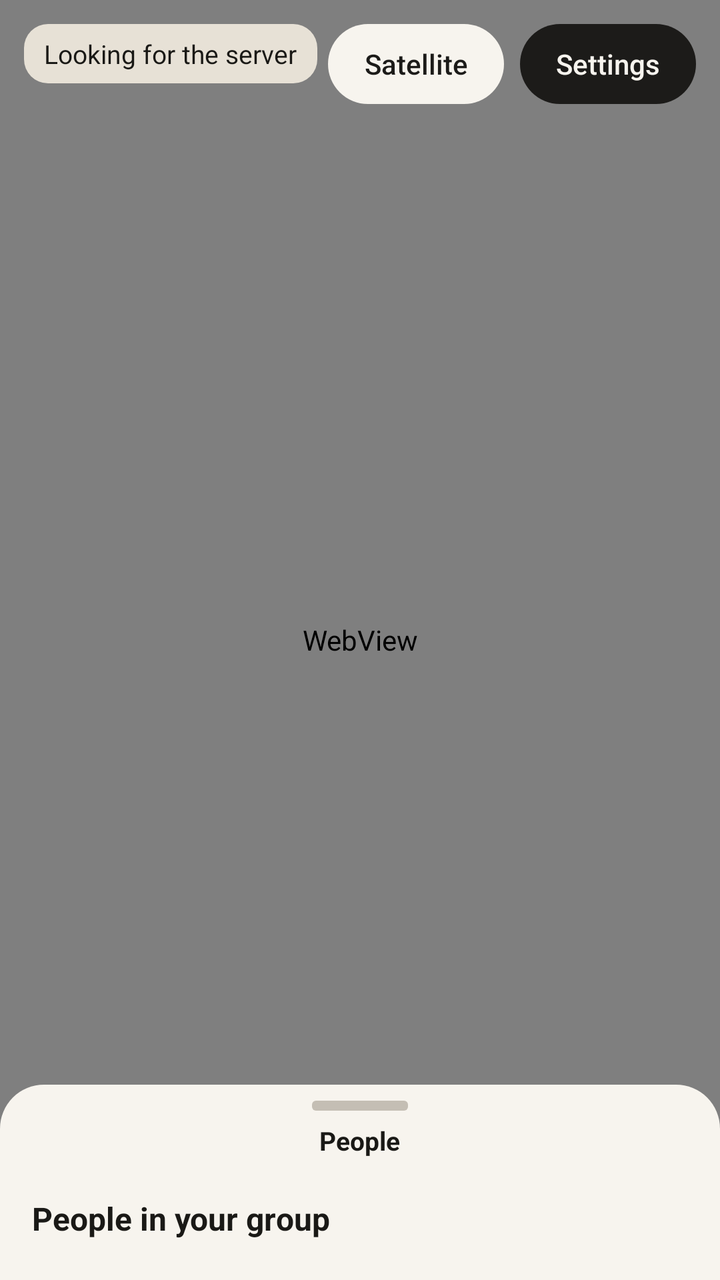
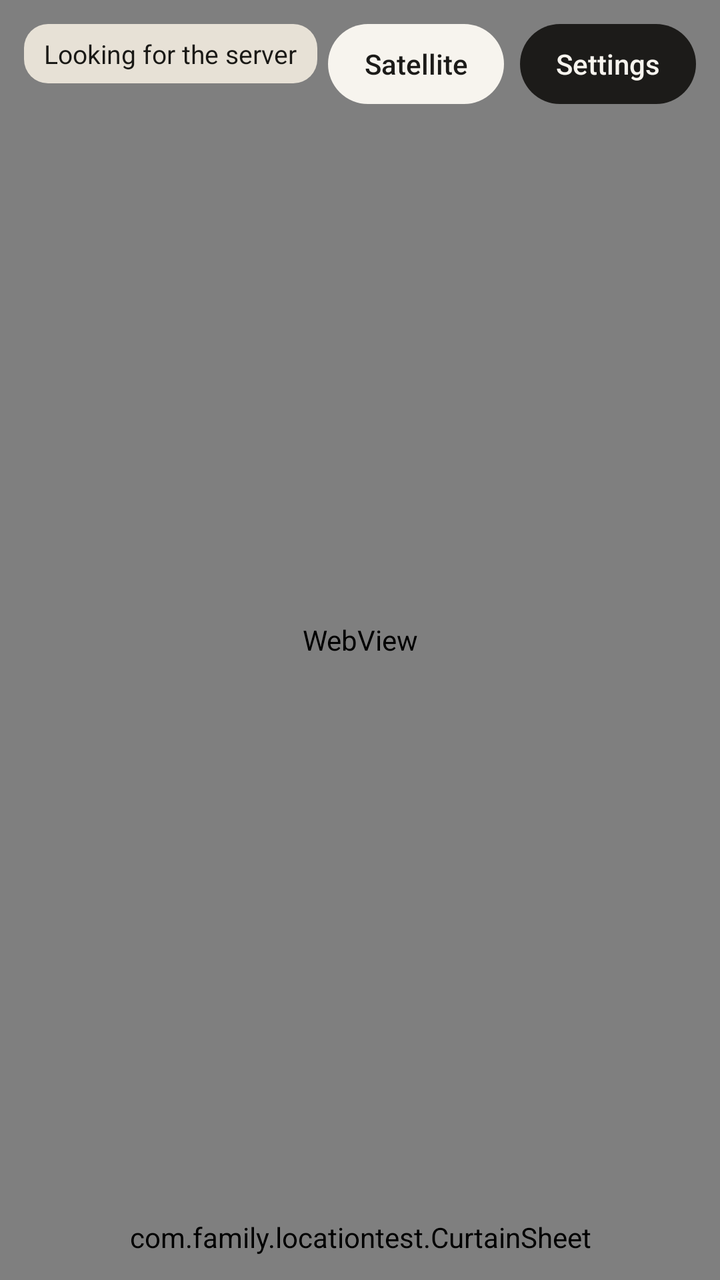

Before-and-after screenshots of an Android layout around one commit, followed by the original layout XML and the change that was made.
<!-- AndroidManifest.xml: application theme android:Theme.Material.Light.NoActionBar -->
<!-- res/layout/activity_map.xml -->
<?xml version="1.0" encoding="utf-8"?>
<FrameLayout xmlns:android="http://schemas.android.com/apk/res/android"
    android:layout_width="match_parent"
    android:layout_height="match_parent"
    android:background="#E7E2D6">

    <WebView
        android:id="@+id/map"
        android:layout_width="match_parent"
        android:layout_height="match_parent" />

    <LinearLayout
        android:layout_width="match_parent"
        android:layout_height="wrap_content"
        android:gravity="end"
        android:orientation="horizontal"
        android:padding="12dp">

        <Button
            android:id="@+id/satelliteButton"
            android:layout_width="wrap_content"
            android:layout_height="40dp"
            android:layout_marginRight="8dp"
            android:background="@drawable/pill_light"
            android:stateListAnimator="@null"
            android:paddingLeft="16dp"
            android:paddingRight="16dp"
            android:text="Satellite"
            android:textAllCaps="false"
            android:textColor="#1C1B19"
            android:textSize="14sp" />

        <Button
            android:id="@+id/settingsButton"
            android:layout_width="wrap_content"
            android:layout_height="40dp"
            android:background="@drawable/pill_dark"
            android:stateListAnimator="@null"
            android:paddingLeft="16dp"
            android:paddingRight="16dp"
            android:text="Settings"
            android:textAllCaps="false"
            android:textColor="#F7F4EE"
            android:textSize="14sp" />
    </LinearLayout>

    <TextView
        android:id="@+id/statusText"
        android:layout_width="wrap_content"
        android:layout_height="wrap_content"
        android:layout_gravity="top|start"
        android:layout_margin="12dp"
        android:background="@drawable/status_bg"
        android:paddingLeft="10dp"
        android:paddingTop="6dp"
        android:paddingRight="10dp"
        android:paddingBottom="6dp"
        android:text="Looking for the server"
        android:textColor="#1A1916"
        android:textSize="13sp" />

    <com.family.locationtest.SwipeCard
        android:id="@+id/personCard"
        android:layout_width="match_parent"
        android:layout_height="wrap_content"
        android:layout_gravity="bottom"
        android:layout_marginLeft="12dp"
        android:layout_marginRight="12dp"
        android:background="@drawable/card_bg"
        android:orientation="vertical"
        android:padding="14dp"
        android:visibility="gone">

        <TextView
            android:id="@+id/cardName"
            android:layout_width="match_parent"
            android:layout_height="wrap_content"
            android:textColor="#1C1B19"
            android:textSize="18sp"
            android:textStyle="bold" />

        <TextView
            android:id="@+id/cardArrived"
            android:layout_width="match_parent"
            android:layout_height="wrap_content"
            android:paddingTop="4dp"
            android:textColor="#5C584F"
            android:textSize="14sp" />

        <TextView
            android:id="@+id/cardStay"
            android:layout_width="match_parent"
            android:layout_height="wrap_content"
            android:paddingTop="2dp"
            android:paddingBottom="10dp"
            android:textColor="#5C584F"
            android:textSize="14sp" />

        <LinearLayout
            android:layout_width="match_parent"
            android:layout_height="wrap_content"
            android:orientation="horizontal">

            <Button
                android:id="@+id/cardView"
                android:layout_width="0dp"
                android:layout_height="40dp"
                android:layout_marginRight="6dp"
                android:layout_weight="1"
                android:background="@drawable/pill_light"
                android:stateListAnimator="@null"
                android:text="View"
                android:textAllCaps="false"
                android:textColor="#1C1B19" />

            <Button
                android:id="@+id/cardCall"
                android:layout_width="0dp"
                android:layout_height="40dp"
                android:layout_marginRight="6dp"
                android:layout_weight="1"
                android:background="@drawable/pill_light"
                android:stateListAnimator="@null"
                android:text="Call"
                android:textAllCaps="false"
                android:textColor="#1C1B19" />

            <Button
                android:id="@+id/cardText"
                android:layout_width="0dp"
                android:layout_height="40dp"
                android:layout_weight="1"
                android:background="@drawable/pill_dark"
                android:stateListAnimator="@null"
                android:text="Text"
                android:textAllCaps="false"
                android:textColor="#F7F4EE" />
        </LinearLayout>
    </com.family.locationtest.SwipeCard>

    <LinearLayout
        android:id="@+id/sheet"
        android:layout_width="match_parent"
        android:layout_height="wrap_content"
        android:layout_gravity="bottom"
        android:background="@drawable/sheet_bg"
        android:orientation="vertical"
        android:paddingLeft="16dp"
        android:paddingRight="16dp"
        android:paddingBottom="12dp">

        <LinearLayout
            android:id="@+id/peopleTab"
            android:layout_width="match_parent"
            android:layout_height="56dp"
            android:gravity="center_horizontal"
            android:orientation="vertical"
            android:paddingTop="8dp">

            <View
                android:layout_width="48dp"
                android:layout_height="5dp"
                android:background="@drawable/grabber" />

            <TextView
                android:layout_width="wrap_content"
                android:layout_height="wrap_content"
                android:paddingTop="6dp"
                android:text="People"
                android:textColor="#1A1916"
                android:textSize="13sp"
                android:textStyle="bold" />
        </LinearLayout>

        <TextView
            android:layout_width="match_parent"
            android:layout_height="wrap_content"
            android:paddingBottom="8dp"
            android:text="People in your group"
            android:textColor="#1A1916"
            android:textSize="16sp"
            android:textStyle="bold" />

        <ScrollView
            android:id="@+id/peopleScroll"
            android:layout_width="match_parent"
            android:layout_height="wrap_content"
            android:fillViewport="false"
            android:overScrollMode="ifContentScrolls"
            android:scrollbars="vertical">

            <LinearLayout
                android:id="@+id/peopleList"
                android:layout_width="match_parent"
                android:layout_height="wrap_content"
                android:orientation="vertical" />
        </ScrollView>
    </LinearLayout>
</FrameLayout>
<!-- resources referenced by this layout -->
<resources>
  <!-- drawable card_bg (drawable) -->
  <?xml version="1.0" encoding="utf-8"?>
  <shape xmlns:android="http://schemas.android.com/apk/res/android" android:shape="rectangle">
      <solid android:color="#FFFFFF" />
      <corners android:radius="18dp" />
  </shape>
  <!-- drawable grabber (drawable) -->
  <?xml version="1.0" encoding="utf-8"?>
  <shape xmlns:android="http://schemas.android.com/apk/res/android" android:shape="rectangle">
      <solid android:color="#C4BEB4" />
      <corners android:radius="2dp" />
  </shape>
  <!-- drawable pill_dark (drawable) -->
  <?xml version="1.0" encoding="utf-8"?>
  <shape xmlns:android="http://schemas.android.com/apk/res/android" android:shape="rectangle">
      <solid android:color="#1C1B19" />
      <corners android:radius="22dp" />
  </shape>
  <!-- drawable pill_light (drawable) -->
  <?xml version="1.0" encoding="utf-8"?>
  <shape xmlns:android="http://schemas.android.com/apk/res/android" android:shape="rectangle">
      <solid android:color="#F7F4EE" />
      <corners android:radius="22dp" />
  </shape>
  <!-- drawable sheet_bg (drawable) -->
  <?xml version="1.0" encoding="utf-8"?>
  <shape xmlns:android="http://schemas.android.com/apk/res/android" android:shape="rectangle">
      <solid android:color="#F7F4EE" />
      <corners android:topLeftRadius="22dp" android:topRightRadius="22dp" />
  </shape>
  <!-- drawable status_bg (drawable) -->
  <?xml version="1.0" encoding="utf-8"?>
  <shape xmlns:android="http://schemas.android.com/apk/res/android" android:shape="rectangle">
      <solid android:color="#E7E1D6" />
      <corners android:radius="12dp" />
  </shape>
</resources>

<!-- the commit's change to res/layout/activity_map.xml (unified diff, before → after) -->
@@ -109,7 +109,7 @@
                 android:layout_weight="1"
                 android:background="@drawable/pill_light"
                 android:stateListAnimator="@null"
-                android:text="View"
+                android:text="Directions"
                 android:textAllCaps="false"
                 android:textColor="#1C1B19" />
 
@@ -138,7 +138,7 @@
         </LinearLayout>
     </com.family.locationtest.SwipeCard>
 
-    <LinearLayout
+    <com.family.locationtest.CurtainSheet
         android:id="@+id/sheet"
         android:layout_width="match_parent"
         android:layout_height="wrap_content"
@@ -195,5 +195,5 @@
                 android:layout_height="wrap_content"
                 android:orientation="vertical" />
         </ScrollView>
-    </LinearLayout>
+    </com.family.locationtest.CurtainSheet>
 </FrameLayout>
